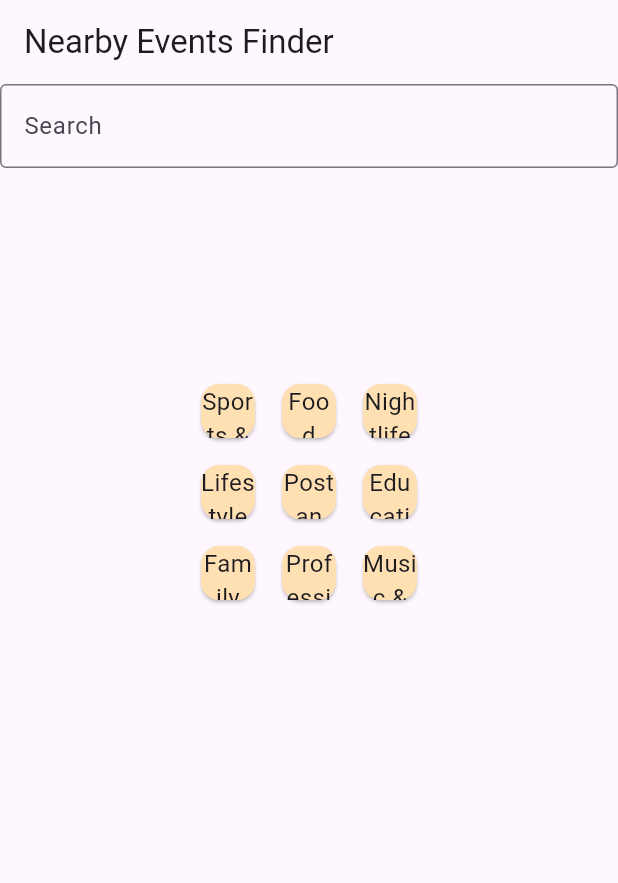
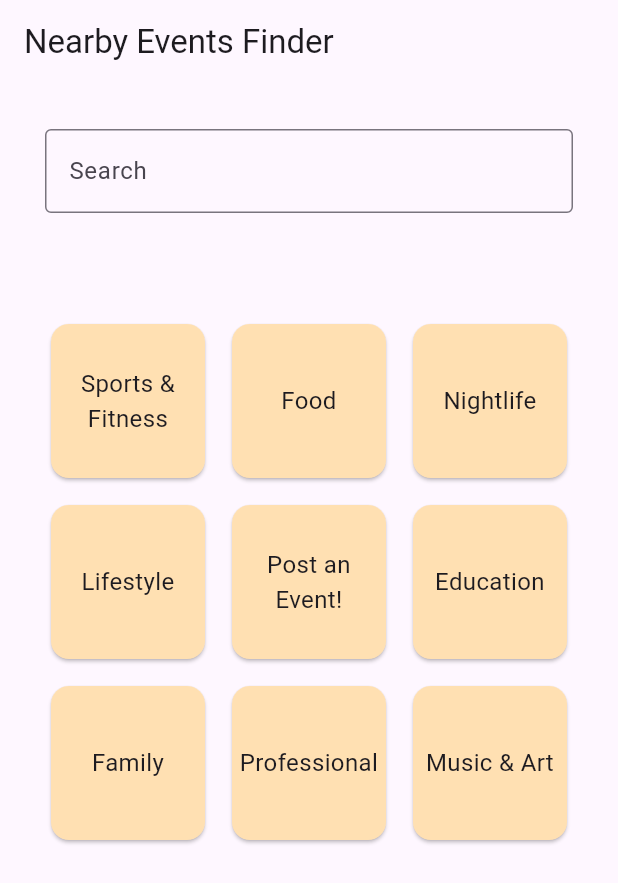
Before and after one commit to ggiacobbe2/events_finder_app, a Flutter app: the screen it shows after launch, on a phone screen of 412 x 824 dp. Shown: the top 883 px of the screen. Run offline on Flutter 3.47's test engine with Material 3 defaults, Android fonts, the light colour scheme and no system bars.

Commit message:
fixed padding for search bar and category cards; they are now aligned and more mobile friendly

```diff
--- a/lib/main.dart
+++ b/lib/main.dart
@@ -51,7 +51,9 @@
       body: Center(
         child: Column(
           children: [
-            TextField(
+            Padding(
+              padding: EdgeInsets.all(30.0),
+              child: TextField(
                 decoration: InputDecoration(
                   labelText: 'Search',
                   border: OutlineInputBorder(),
@@ -62,13 +64,14 @@
                   });
                 },
               ),
+            ),
             SizedBox(height: 10),
             Expanded(
               child: GridView.count(
                 crossAxisCount: 3,
-                padding: EdgeInsets.all(130), // padding around the grid
-                crossAxisSpacing: 10, // space between columns
-                mainAxisSpacing: 10,  // space between rows
+                padding: EdgeInsets.all(30), // padding around the grid
+                crossAxisSpacing: 10,
+                mainAxisSpacing: 10,
                 children: filteredCategories.map((category) {
                   return InkWell(
                     onTap: () {
```
Lines whose indentation alone changed are shown as unchanged.
